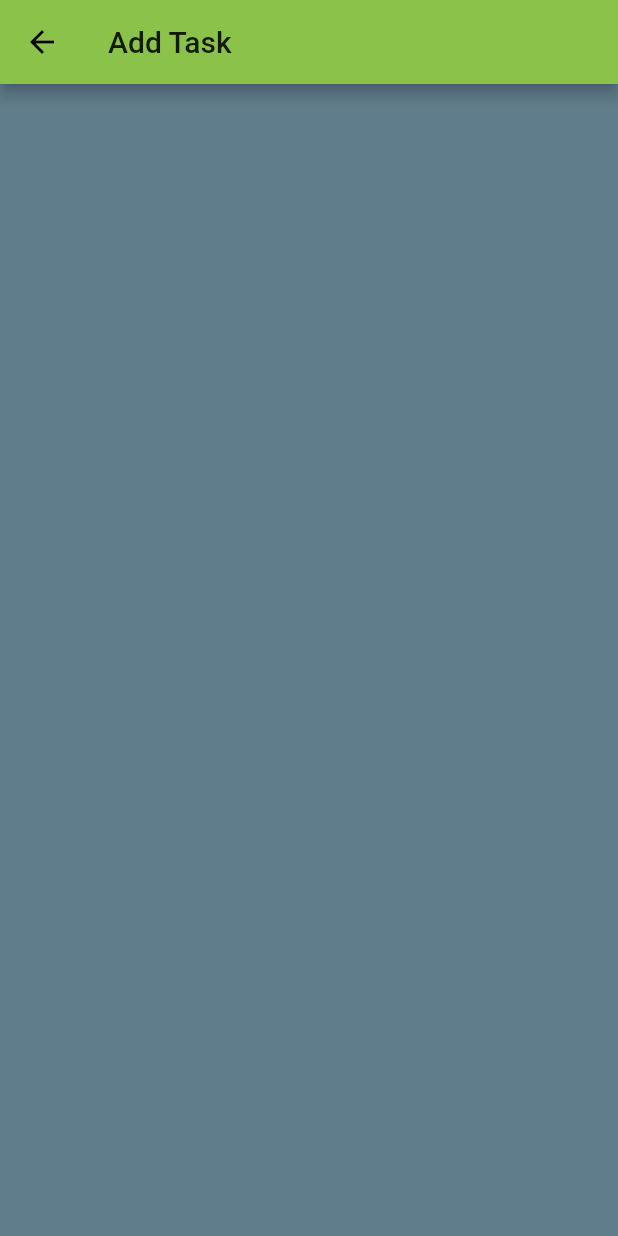
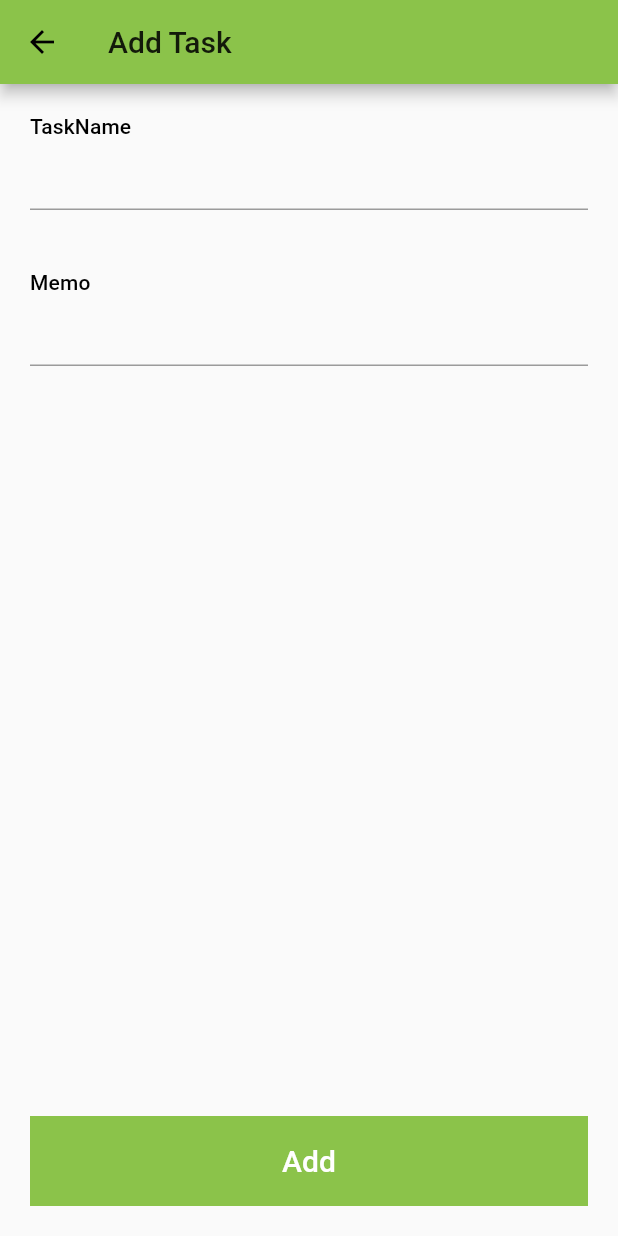
Before and after one commit to yamatatsu10969/todo_app_yamatatsu, a Flutter app: the AddTaskScreen screen opened by its route, on a phone screen of 412 x 824 dp. Run offline on Flutter 3.47's test engine with Material 2 defaults, Android fonts, the phone set to English and light mode, and no system bars.

Commit message:
add AddTaskScreen UI

```diff
--- a/lib/screen/add_task_screen/add_task_screen.dart
+++ b/lib/screen/add_task_screen/add_task_screen.dart
@@ -9,9 +9,58 @@ class AddTaskScreen extends StatelessWidget {
       appBar: AppBar(
         title: Text('Add Task'),
       ),
-      body: Container(
-        color: Colors.blueGrey,
+      body: Column(
+        children: <Widget>[
+          Padding(
+            padding: const EdgeInsets.all(20),
+            child: Column(
+              crossAxisAlignment: CrossAxisAlignment.start,
+              children: <Widget>[
+                Text(
+                  'TaskName',
+                  style: Theme.of(context).textTheme.subtitle,
+                ),
+                TextField(),
+              ],
+            ),
+          ),
+          Padding(
+            padding: const EdgeInsets.all(20),
+            child: Column(
+              crossAxisAlignment: CrossAxisAlignment.start,
+              children: <Widget>[
+                Text(
+                  'Memo',
+                  style: Theme.of(context).textTheme.subtitle,
+                ),
+                TextField(),
+              ],
+            ),
+          ),
+          Spacer(),
+          GestureDetector(
+            onTap: () => tapAddButton(context),
+            child: Container(
+              margin: EdgeInsets.all(20),
+              height: 60,
+              color: Theme.of(context).primaryColor,
+              child: Center(
+                child: Text(
+                  'Add',
+                  style: Theme.of(context)
+                      .textTheme
+                      .title
+                      .copyWith(color: Colors.white),
+                ),
+              ),
+            ),
+          )
+        ],
       ),
     );
   }
+
+  void tapAddButton(BuildContext context) {
+    Navigator.of(context).pop();
+  }
 }
```
